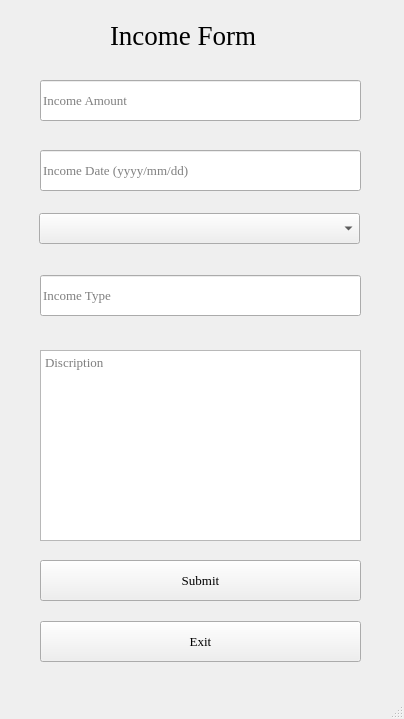
Old version of the form Income_page/mainwindow.ui in the repository PMahdiDehghaniP/MA_AP_Project.
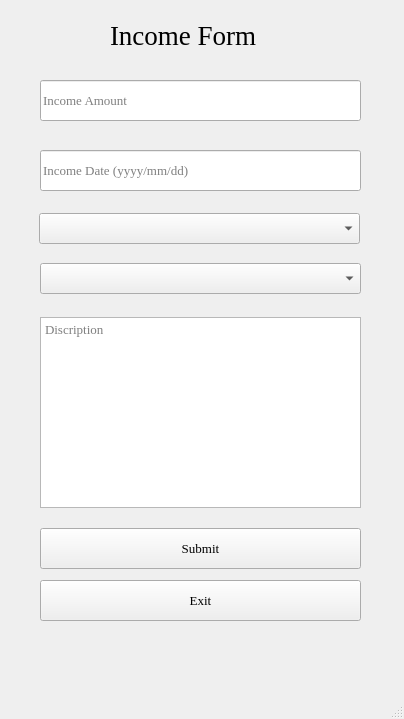
New version of the form.

What changed in the file:
```diff
--- a/Income_page/mainwindow.ui
+++ b/Income_page/mainwindow.ui
@@ -71,30 +71,11 @@
      <string>Income Date (yyyy/mm/dd)</string>
     </property>
    </widget>
-   <widget class="QLineEdit" name="income_type_linedit">
-    <property name="geometry">
-     <rect>
-      <x>40</x>
-      <y>275</y>
-      <width>321</width>
-      <height>41</height>
-     </rect>
-    </property>
-    <property name="font">
-     <font>
-      <family>Times New Roman</family>
-      <pointsize>10</pointsize>
-     </font>
-    </property>
-    <property name="placeholderText">
-     <string>Income Type</string>
-    </property>
-   </widget>
    <widget class="QTextEdit" name="income_discription_linedit">
     <property name="geometry">
      <rect>
       <x>40</x>
-      <y>350</y>
+      <y>317</y>
       <width>321</width>
       <height>191</height>
      </rect>
@@ -113,7 +94,7 @@
     <property name="geometry">
      <rect>
       <x>40</x>
-      <y>560</y>
+      <y>528</y>
       <width>321</width>
       <height>41</height>
      </rect>
@@ -132,7 +113,7 @@
     <property name="geometry">
      <rect>
       <x>40</x>
-      <y>621</y>
+      <y>580</y>
       <width>321</width>
       <height>41</height>
      </rect>
@@ -166,6 +147,25 @@
      <string>income Resource</string>
     </property>
    </widget>
+   <widget class="QComboBox" name="income_type_combo">
+    <property name="geometry">
+     <rect>
+      <x>40</x>
+      <y>263</y>
+      <width>321</width>
+      <height>31</height>
+     </rect>
+    </property>
+    <property name="font">
+     <font>
+      <family>Times New Roman</family>
+      <pointsize>10</pointsize>
+     </font>
+    </property>
+    <property name="placeholderText">
+     <string>income Resource</string>
+    </property>
+   </widget>
   </widget>
   <widget class="QMenuBar" name="menubar">
    <property name="geometry">
```
